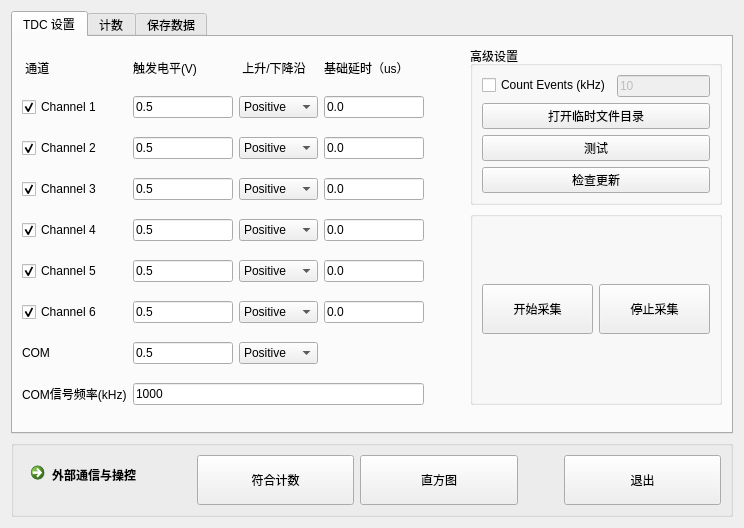
WhiteChimney/TDC-counter, file ui/widget.ui: the form before one commit.
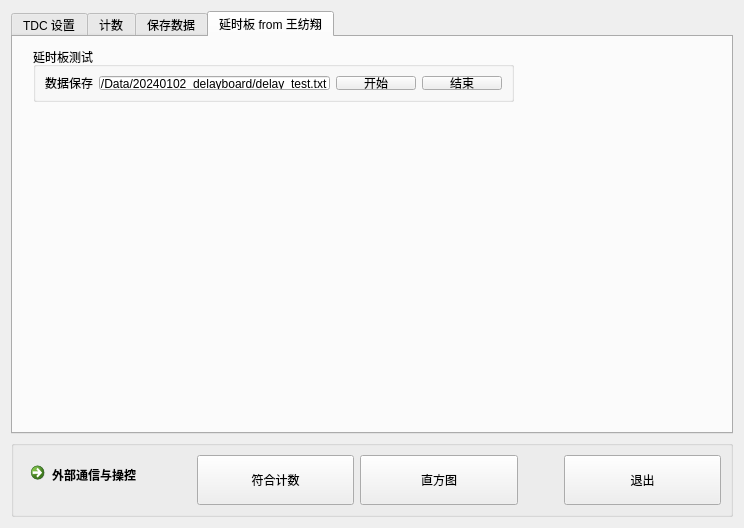
The form after the commit.

Commit message: 添加问天延时板串口通信程序

Diff of the .ui file:
```diff
--- a/ui/widget.ui
+++ b/ui/widget.ui
@@ -17,7 +17,7 @@
    <item>
     <widget class="QTabWidget" name="tabWidget">
      <property name="currentIndex">
-      <number>0</number>
+      <number>3</number>
      </property>
      <widget class="QWidget" name="pageSettings">
       <attribute name="title">
@@ -1121,6 +1121,54 @@
        </item>
       </layout>
      </widget>
+     <widget class="QWidget" name="tab">
+      <attribute name="title">
+       <string>延时板 from 王纺翔</string>
+      </attribute>
+      <widget class="QGroupBox" name="groupBox_3">
+       <property name="geometry">
+        <rect>
+         <x>20</x>
+         <y>10</y>
+         <width>481</width>
+         <height>55</height>
+        </rect>
+       </property>
+       <property name="title">
+        <string>延时板测试</string>
+       </property>
+       <layout class="QHBoxLayout" name="horizontalLayout_2">
+        <item>
+         <widget class="QLabel" name="label">
+          <property name="text">
+           <string>数据保存</string>
+          </property>
+         </widget>
+        </item>
+        <item>
+         <widget class="QLineEdit" name="textDelayTextFile">
+          <property name="text">
+           <string>D:/Data/20240102_delayboard/delay_test.txt</string>
+          </property>
+         </widget>
+        </item>
+        <item>
+         <widget class="QPushButton" name="buttonDelayStart">
+          <property name="text">
+           <string>开始</string>
+          </property>
+         </widget>
+        </item>
+        <item>
+         <widget class="QPushButton" name="buttonDelayStop">
+          <property name="text">
+           <string>结束</string>
+          </property>
+         </widget>
+        </item>
+       </layout>
+      </widget>
+     </widget>
     </widget>
    </item>
    <item>
```
The commit also changes 11 other files.
